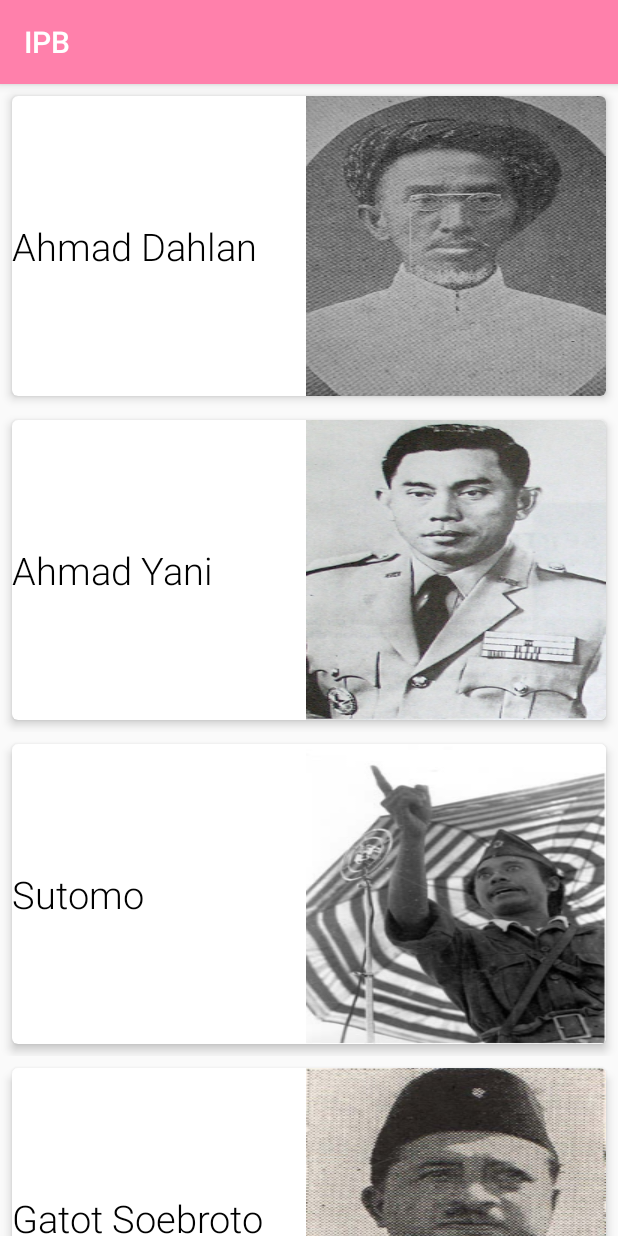
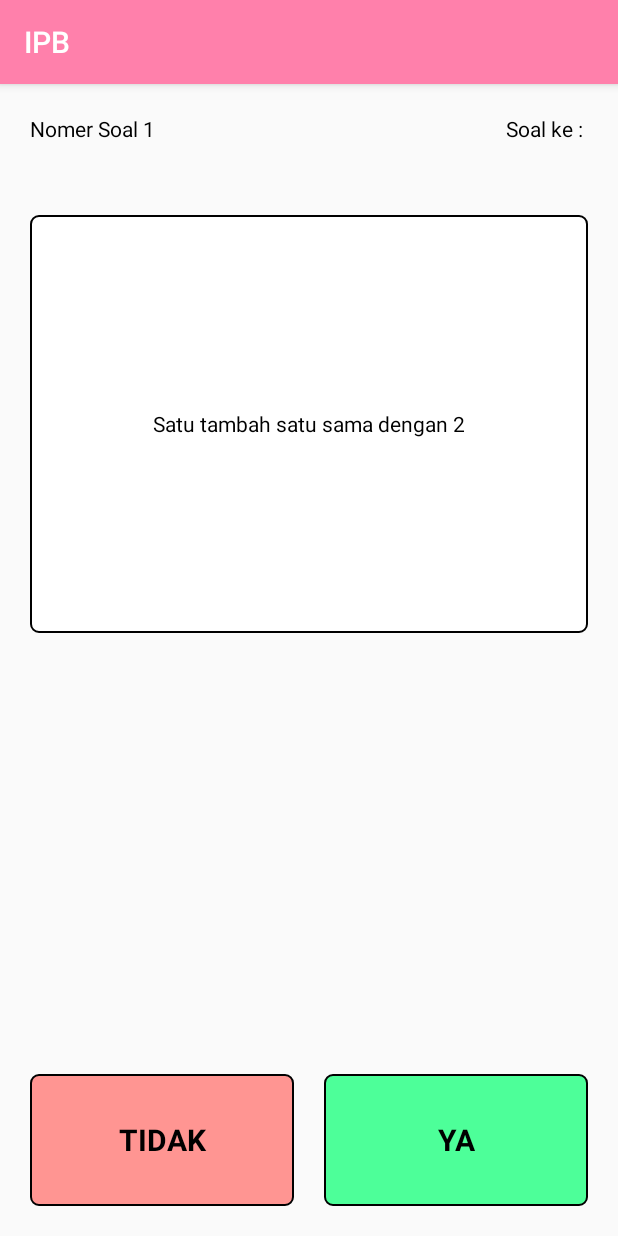
Before and after one commit to iavtamvan/IPB-STUNTING-TESIS-ANDROID, an Android app: the screen it shows after launch (MateriActivity before the commit, KuisActivity after it), on a phone screen of 412 x 824 dp. Run offline under Robolectric (Android 15) with nearby library versions, the light colour scheme and no system bars.

Commit message:
Add KUIS

```diff
--- /dev/null
+++ b/app/src/main/java/com/iav/ipb/data/KuisData.kt
@@ -0,0 +1,31 @@
+package com.iav.ipb.data
+
+object KuisData {
+
+    var kuisSoal : ArrayList<String> = mutableListOf<String>(
+            "Satu tambah satu sama dengan 2",
+            "Indonesia Raya lagu kebangsaan Indonesia",
+            "Harga Teh Kotak di Indomaret lebih mahal dari Alfamart",
+            "Aplikasi android diupload di playstore",
+            "White Coffee artinya Kopi Putih",
+            "Celana panjang pasti melebihi lutut",
+            "Good Time sama dengan Waktu yang bagus",
+            "Laptop asus lebih jelek dari MAC",
+            "Herocyn obat gatel",
+            "Kaki lima adalah pedagang"
+    ) as ArrayList<String>
+
+    var kuisDeskripsi : ArrayList<String> = mutableListOf<String>(
+            "Deskripsi 1",
+            "Deskripsi 2",
+            "Deskripsi 3",
+            "Deskripsi 4",
+            "Deskripsi 5",
+            "Deskripsi 6",
+            "Deskripsi 7",
+            "Deskripsi 8",
+            "Deskripsi 9",
+            "Deskripsi 10"
+    ) as ArrayList<String>
+
+}
--- /dev/null
+++ b/app/src/main/java/com/iav/ipb/ui/KuisActivity.kt
@@ -0,0 +1,66 @@
+package com.iav.ipb.ui
+
+import android.annotation.SuppressLint
+import android.os.Bundle
+import android.util.Log
+import android.view.View
+import androidx.appcompat.app.AppCompatActivity
+import com.iav.ipb.R
+import com.iav.ipb.data.KuisData
+import kotlinx.android.synthetic.main.activity_kuis.*
+import org.jetbrains.anko.intentFor
+import org.jetbrains.anko.toast
+
+class KuisActivity : AppCompatActivity(), View.OnClickListener {
+
+    var listKuis: ArrayList<String> = ArrayList()
+    var indexKuis = 0
+    var skor = 0
+    var listIndexSoalJawabanTidak: ArrayList<Int> = ArrayList()
+
+    override fun onCreate(savedInstanceState: Bundle?) {
+        super.onCreate(savedInstanceState)
+        setContentView(R.layout.activity_kuis)
+
+        listKuis = KuisData.kuisSoal
+        generateKuis()
+
+        kuis_tv_tidak.setOnClickListener(this)
+        kuis_tv_ya.setOnClickListener(this)
+    }
+
+    @SuppressLint("SetTextI18n")
+    private fun generateKuis() {
+        if (indexKuis == listKuis.size) {
+            finish()
+            startActivity(intentFor<HasilActivity>("JAWABANTIDAK" to listIndexSoalJawabanTidak, "SKOR" to skor))
+        } else {
+            val kuis = listKuis[indexKuis]
+            kuis_tv_nomer_soal.text = "Nomer Soal ${(indexKuis + 1)}"
+            kuis_tv_soal.text = kuis
+            indexKuis++
+        }
+    }
+
+    override fun onClick(view: View?) {
+        when (view) {
+            kuis_tv_tidak -> clickNo()
+            kuis_tv_ya -> clickYes()
+        }
+    }
+
+    private fun clickYes() {
+        skor += 10
+        kuis_tv_skor_jawaban.text = "Skor : $skor"
+        generateKuis()
+    }
+
+    private fun clickNo() {
+        skor += 0
+        kuis_tv_skor_jawaban.text = "Skor : $skor"
+        listIndexSoalJawabanTidak.add(indexKuis-1)
+        Log.d("INDEXKUIS", "index" +(indexKuis-1))
+
+        generateKuis()
+    }
+}
--- /dev/null
+++ b/app/src/main/res/drawable/border_tv_jawaban_tidak.xml
@@ -0,0 +1,13 @@
+<?xml version="1.0" encoding="utf-8"?>
+<shape xmlns:android="http://schemas.android.com/apk/res/android"
+    android:shape="rectangle">
+
+    <corners android:radius="5dp" />
+
+    <solid android:color="#FF9592" />
+
+    <stroke
+        android:width="1dp"
+        android:color="#000" />
+
+</shape>
--- /dev/null
+++ b/app/src/main/res/drawable/border_tv_jawaban_ya.xml
@@ -0,0 +1,13 @@
+<?xml version="1.0" encoding="utf-8"?>
+<shape xmlns:android="http://schemas.android.com/apk/res/android"
+    android:shape="rectangle">
+
+    <corners android:radius="5dp" />
+
+    <solid android:color="#4DFF99" />
+
+    <stroke
+        android:width="1dp"
+        android:color="#000" />
+
+</shape>
--- /dev/null
+++ b/app/src/main/res/drawable/border_tv_soal.xml
@@ -0,0 +1,13 @@
+<?xml version="1.0" encoding="utf-8"?>
+<shape xmlns:android="http://schemas.android.com/apk/res/android"
+    android:shape="rectangle">
+
+    <corners android:radius="5dp" />
+
+    <solid android:color="#fff" />
+
+    <stroke
+        android:width="1dp"
+        android:color="#000" />
+
+</shape>
--- a/app/src/main/res/layout/activity_kuis.xml
+++ b/app/src/main/res/layout/activity_kuis.xml
@@ -1,77 +1,99 @@
 <?xml version="1.0" encoding="utf-8"?>
-<LinearLayout xmlns:android="http://schemas.android.com/apk/res/android"
+<androidx.constraintlayout.widget.ConstraintLayout xmlns:android="http://schemas.android.com/apk/res/android"
     xmlns:app="http://schemas.android.com/apk/res-auto"
     xmlns:tools="http://schemas.android.com/tools"
     android:layout_width="match_parent"
     android:layout_height="match_parent"
-    android:orientation="vertical"
+    android:padding="20dp"
     tools:context=".ui.KuisActivity">
 
     <TextView
+        android:id="@+id/kuis_tv_nomer_soal"
+        android:layout_width="wrap_content"
+        android:layout_height="wrap_content"
+        android:text="Soal ke : "
+        android:textColor="#000"
+        android:textSize="14sp"
+        app:layout_constraintLeft_toLeftOf="parent"
+        app:layout_constraintTop_toTopOf="parent" />
+
+    <TextView
+        android:id="@+id/kuis_tv_skor_jawaban"
+        android:layout_width="wrap_content"
+        android:layout_height="wrap_content"
+        android:text="Soal ke : "
+        android:textColor="#000"
+        android:textSize="14sp"
+        app:layout_constraintRight_toRightOf="parent"
+        app:layout_constraintTop_toTopOf="parent" />
+
+    <androidx.constraintlayout.widget.Barrier
+        android:id="@+id/barrier"
         android:layout_width="match_parent"
         android:layout_height="wrap_content"
-        android:id="@+id/no"
-        android:textAlignment="center"
-        android:text="1"/>
+        app:barrierDirection="bottom"
+        app:constraint_referenced_ids="kuis_tv_skor_jawaban,kuis_tv_nomer_soal"
+        app:layout_constraintLeft_toLeftOf="parent"
+        app:layout_constraintRight_toRightOf="parent"
+        app:layout_constraintTop_toTopOf="parent" />
+
     <TextView
-        android:background="#2A4B2727"
-        android:id="@+id/soal"
-        android:layout_marginTop="20dp"
+        android:id="@+id/kuis_tv_soal"
         android:layout_width="match_parent"
-        android:layout_height="wrap_content"
-        android:textSize="16sp"
+        android:layout_height="0dp"
+        android:background="@drawable/border_tv_soal"
         android:gravity="center"
-        android:textAlignment="center"
-        android:padding="20dp"
-        android:fontFamily="monospace"
+        android:padding="10dp"
         android:textColor="#000"
-        android:minHeight="150dp"
-        android:text="@string/gejala1"
-        />
-    <RadioGroup
-        android:padding="10dp"
-        android:id="@+id/rgop"
-        android:layout_width="match_parent"
-        android:layout_height="wrap_content">
-        <RadioButton
-            android:background="@drawable/side_two"
-            android:fontFamily="monospace"
-            android:id="@+id/optiona"
-            android:layout_width="match_parent"
-            android:layout_height="wrap_content" />
-        <RadioButton
-            android:layout_marginTop="8dp"
-            android:background="@drawable/side_two"
-            android:fontFamily="monospace"
-            android:id="@+id/optionb"
-            android:layout_width="match_parent"
-            android:layout_height="wrap_content" />
-        <RadioButton
-            android:layout_marginTop="8dp"
-            android:background="@drawable/side_two"
-            android:fontFamily="monospace"
-            android:id="@+id/optionc"
-            android:layout_width="match_parent"
-            android:layout_height="wrap_content" />
-        <RadioButton
-            android:layout_marginTop="8dp"
-            android:background="@drawable/side_two"
-            android:fontFamily="monospace"
-            android:id="@+id/optiond"
-            android:layout_width="match_parent"
-            android:layout_height="wrap_content" />
-    </RadioGroup>
+        android:textSize="14sp"
+        app:layout_constraintBottom_toBottomOf="parent"
+        app:layout_constraintDimensionRatio="4:3"
+        app:layout_constraintLeft_toLeftOf="parent"
+        app:layout_constraintRight_toRightOf="parent"
+        app:layout_constraintTop_toBottomOf="@id/barrier"
+        app:layout_constraintVertical_bias="0.15"
+        tools:text="Ini adalah contoh soalnya gengs, segini panjangnya lhoo" />
 
-    <Button
-        android:id="@+id/submit"
-        android:layout_marginTop="20dp"
+    <androidx.constraintlayout.widget.Guideline
+        android:id="@+id/guideline"
         android:layout_width="wrap_content"
         android:layout_height="wrap_content"
-        android:layout_gravity="end"
-        android:shadowColor="@color/fbutton_color_pomegranate"
-        android:background="#EDEE8823"
-        android:pointerIcon="arrow"
-        android:textColor="#fff"
-        android:text="Submit" />
+        android:orientation="vertical"
+        app:layout_constraintGuide_percent="0.5" />
 
-</LinearLayout>
+    <TextView
+        android:id="@+id/kuis_tv_tidak"
+        android:layout_width="0dp"
+        android:layout_height="0dp"
+        android:layout_marginTop="20dp"
+        android:layout_marginEnd="10dp"
+        android:background="@drawable/border_tv_jawaban_tidak"
+        android:gravity="center"
+        android:text="TIDAK"
+        android:textColor="#000"
+        android:textSize="20sp"
+        android:textStyle="bold"
+        app:layout_constraintBottom_toBottomOf="parent"
+        app:layout_constraintDimensionRatio="2:1"
+        app:layout_constraintLeft_toLeftOf="parent"
+        app:layout_constraintRight_toLeftOf="@id/guideline" />
+
+    <TextView
+        android:id="@+id/kuis_tv_ya"
+        android:layout_width="0dp"
+        android:layout_height="0dp"
+        android:layout_marginStart="10dp"
+        android:layout_marginTop="20dp"
+        android:background="@drawable/border_tv_jawaban_ya"
+        android:gravity="center"
+        android:text="YA"
+        android:textColor="#000"
+        android:textSize="20sp"
+        android:textStyle="bold"
+        app:layout_constraintBottom_toBottomOf="parent"
+        app:layout_constraintDimensionRatio="2:1"
+        app:layout_constraintLeft_toRightOf="@id/guideline"
+        app:layout_constraintRight_toRightOf="parent" />
+
+
+</androidx.constraintlayout.widget.ConstraintLayout>
--- a/build.gradle
+++ b/build.gradle
@@ -1,6 +1,8 @@
 // Top-level build file where you can add configuration options common to all sub-projects/modules.
 
 buildscript {
+    ext.kotlin_version = '1.3.41'
+
     repositories {
         google()
         jcenter()
@@ -13,7 +15,7 @@ buildscript {
 
         // NOTE: Do not place your application dependencies here; they belong
         // in the individual module build.gradle files
-    }
+    classpath "org.jetbrains.kotlin:kotlin-gradle-plugin:$kotlin_version" }
 }
 
 allprojects {
```
Also changed, not shown: app/build.gradle (+10 -0 lines), app/src/main/AndroidManifest.xml (+12 -8 lines), app/src/main/java/com/iav/ipb/adapter/HasilAdapter.kt (added, +45 -0 lines), app/src/main/java/com/iav/ipb/model/KuisModel.kt (added, +7 -0 lines), app/src/main/java/com/iav/ipb/ui/HasilActivity.kt (added, +60 -0 lines), app/src/main/java/com/iav/ipb/ui/KuisActivity.java (deleted, +0 -180 lines), app/src/main/res/drawable/ic_empty_box.xml (added, +36 -0 lines), app/src/main/res/drawable/ic_right_chevron.xml (added, +9 -0 lines), app/src/main/res/layout/activity_hasil.xml (added, +64 -0 lines), app/src/main/res/layout/view_hasil.xml (added, +27 -0 lines).
